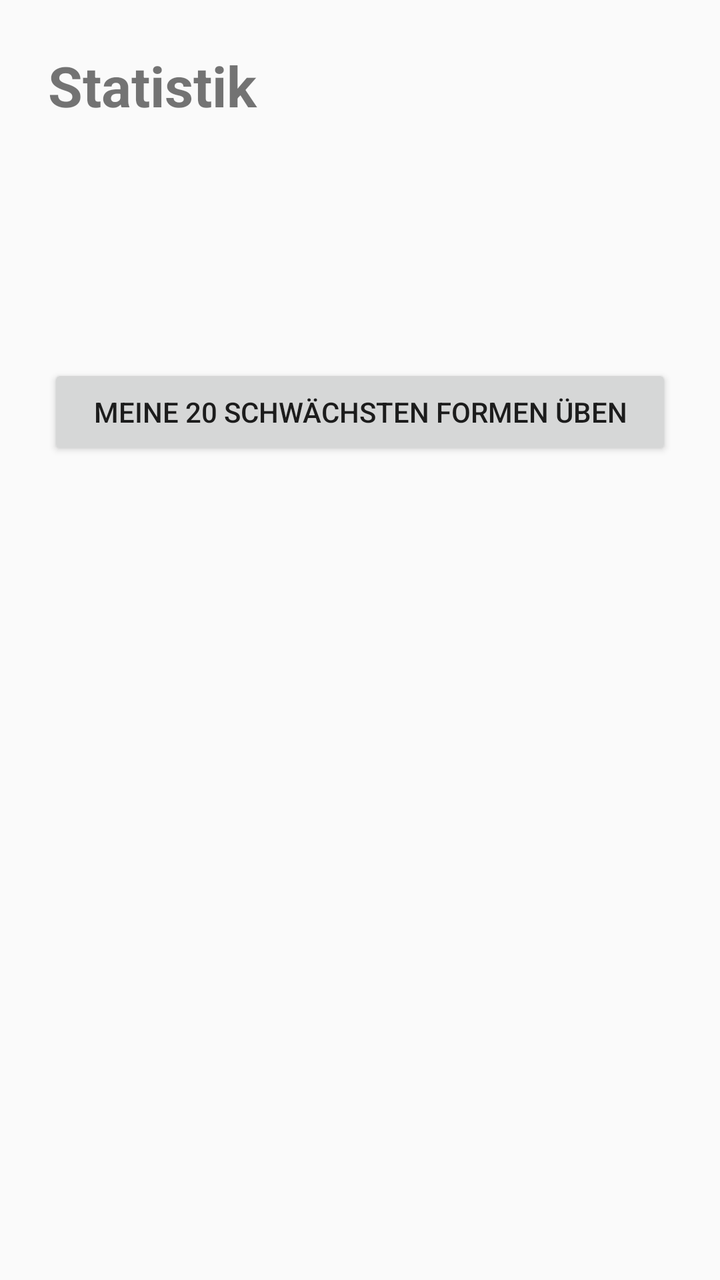
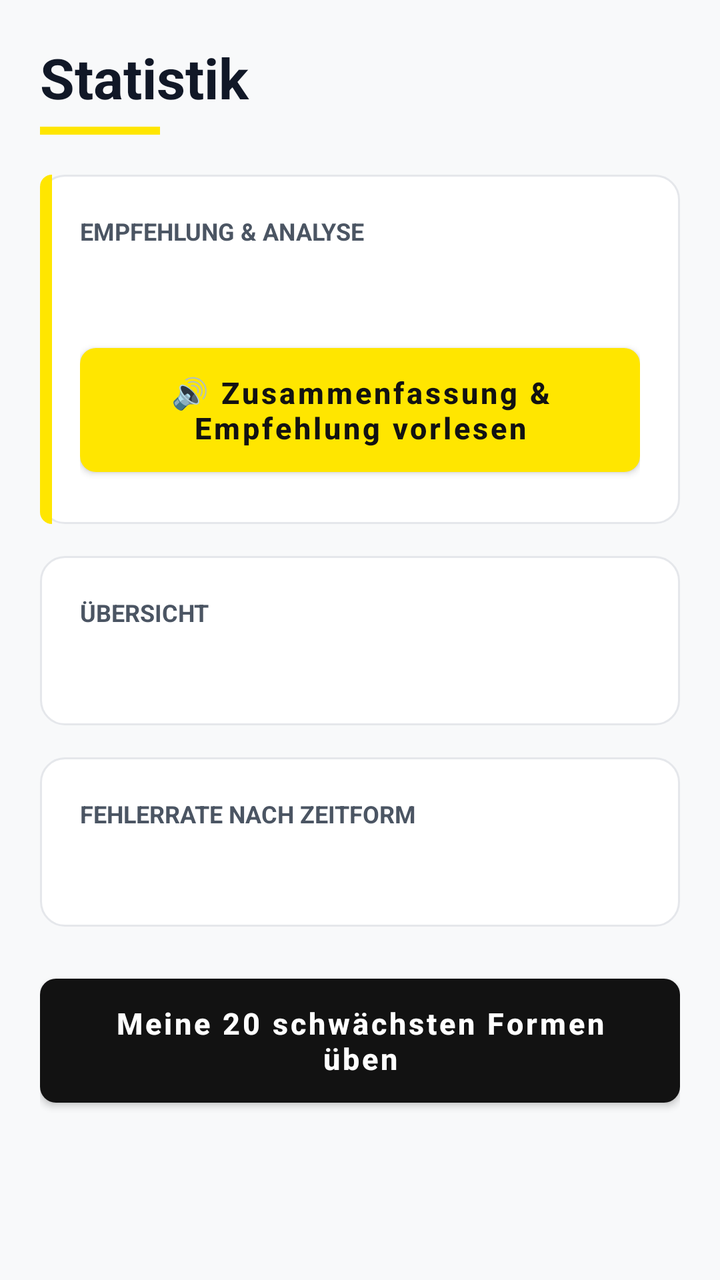

Before-and-after screenshots of an Android layout around one commit, followed by the original layout XML and the change that was made.
<!-- AndroidManifest.xml: application theme Theme.VerbesFrancais -->
<!-- res/layout/activity_stats.xml -->
<?xml version="1.0" encoding="utf-8"?>
<ScrollView xmlns:android="http://schemas.android.com/apk/res/android"
    android:layout_width="match_parent"
    android:layout_height="match_parent"
    android:fillViewport="true"
    android:fitsSystemWindows="true">

    <LinearLayout
        android:layout_width="match_parent"
        android:layout_height="wrap_content"
        android:orientation="vertical"
        android:padding="24dp">

        <TextView
            android:layout_width="match_parent"
            android:layout_height="wrap_content"
            android:text="Statistik"
            android:textSize="28sp"
            android:textStyle="bold" />

        <TextView
            android:id="@+id/textOverview"
            android:layout_width="match_parent"
            android:layout_height="wrap_content"
            android:layout_marginTop="16dp"
            android:textSize="18sp" />

        <TextView
            android:id="@+id/textTenseStats"
            android:layout_width="match_parent"
            android:layout_height="wrap_content"
            android:layout_marginTop="24dp"
            android:textSize="18sp" />

        <Button
            android:id="@+id/buttonWeakestForms"
            android:layout_width="match_parent"
            android:layout_height="wrap_content"
            android:layout_marginTop="32dp"
            android:text="Meine 20 schwächsten Formen üben" />
    </LinearLayout>
</ScrollView>
<!-- resources referenced by this layout -->
<resources>
  <style name="Theme.VerbesFrancais" parent="Theme.AppCompat.Light.DarkActionBar" />
</resources>

<!-- the commit's change to res/layout/activity_stats.xml (unified diff, before → after) -->
@@ -9,34 +9,117 @@
         android:layout_width="match_parent"
         android:layout_height="wrap_content"
         android:orientation="vertical"
-        android:padding="24dp">
+        android:padding="20dp">
 
         <TextView
             android:layout_width="match_parent"
             android:layout_height="wrap_content"
             android:text="Statistik"
+            android:textColor="@color/lemonde_text_primary"
             android:textSize="28sp"
             android:textStyle="bold" />
 
-        <TextView
-            android:id="@+id/textOverview"
+        <View
+            android:layout_width="60dp"
+            android:layout_height="4dp"
+            android:layout_marginTop="6dp"
+            android:background="@color/lemonde_yellow" />
+
+        
+        <LinearLayout
+            android:layout_width="match_parent"
+            android:layout_height="wrap_content"
+            android:layout_marginTop="20dp"
+            android:background="@drawable/bg_lemonde_card_accent"
+            android:orientation="vertical"
+            android:padding="20dp">
+
+            <TextView
+                android:layout_width="match_parent"
+                android:layout_height="wrap_content"
+                android:text="EMPFEHLUNG &amp; ANALYSE"
+                android:textColor="@color/lemonde_text_secondary"
+                android:textSize="12sp"
+                android:textStyle="bold" />
+
+            <TextView
+                android:id="@+id/textRecommendation"
+                android:layout_width="match_parent"
+                android:layout_height="wrap_content"
+                android:layout_marginTop="8dp"
+                android:lineSpacingExtra="4dp"
+                android:textColor="@color/lemonde_text_primary"
+                android:textSize="15sp" />
+
+            <Button
+                android:id="@+id/buttonSpeakRecommendation"
+                style="@style/LeMonde.Button.Accent"
+                android:layout_width="match_parent"
+                android:layout_height="wrap_content"
+                android:layout_marginTop="16dp"
+                android:text="🔊 Zusammenfassung &amp; Empfehlung vorlesen" />
+        </LinearLayout>
+
+        
+        <LinearLayout
             android:layout_width="match_parent"
             android:layout_height="wrap_content"
             android:layout_marginTop="16dp"
-            android:textSize="18sp" />
+            android:background="@drawable/bg_lemonde_card"
+            android:orientation="vertical"
+            android:padding="20dp">
 
-        <TextView
-            android:id="@+id/textTenseStats"
+            <TextView
+                android:layout_width="match_parent"
+                android:layout_height="wrap_content"
+                android:text="ÜBERSICHT"
+                android:textColor="@color/lemonde_text_secondary"
+                android:textSize="12sp"
+                android:textStyle="bold" />
+
+            <TextView
+                android:id="@+id/textOverview"
+                android:layout_width="match_parent"
+                android:layout_height="wrap_content"
+                android:layout_marginTop="8dp"
+                android:lineSpacingExtra="4dp"
+                android:textColor="@color/lemonde_text_primary"
+                android:textSize="15sp" />
+        </LinearLayout>
+
+        
+        <LinearLayout
             android:layout_width="match_parent"
             android:layout_height="wrap_content"
-            android:layout_marginTop="24dp"
-            android:textSize="18sp" />
+            android:layout_marginTop="16dp"
+            android:background="@drawable/bg_lemonde_card"
+            android:orientation="vertical"
+            android:padding="20dp">
+
+            <TextView
+                android:layout_width="match_parent"
+                android:layout_height="wrap_content"
+                android:text="FEHLERRATE NACH ZEITFORM"
+                android:textColor="@color/lemonde_text_secondary"
+                android:textSize="12sp"
+                android:textStyle="bold" />
+
+            <TextView
+                android:id="@+id/textTenseStats"
+                android:layout_width="match_parent"
+                android:layout_height="wrap_content"
+                android:layout_marginTop="8dp"
+                android:lineSpacingExtra="4dp"
+                android:textColor="@color/lemonde_text_primary"
+                android:textSize="15sp" />
+        </LinearLayout>
 
         <Button
             android:id="@+id/buttonWeakestForms"
+            style="@style/LeMonde.Button"
             android:layout_width="match_parent"
             android:layout_height="wrap_content"
-            android:layout_marginTop="32dp"
+            android:layout_marginTop="20dp"
             android:text="Meine 20 schwächsten Formen üben" />
     </LinearLayout>
 </ScrollView>
<!-- resource entries referenced after the edit -->
@@ -1,5 +1,81 @@
 <!-- resources referenced by this layout -->
 <resources>
-  <style name="Theme.VerbesFrancais" parent="Theme.AppCompat.Light.DarkActionBar" />
+  <color name="lemonde_text_primary">#111827</color>
+  <color name="lemonde_text_secondary">#4B5563</color>
+  <color name="lemonde_yellow">#FFE600</color>
+  <!-- drawable bg_lemonde_card (drawable) -->
+  <?xml version="1.0" encoding="utf-8"?>
+  <shape xmlns:android="http://schemas.android.com/apk/res/android"
+      android:shape="rectangle">
+      <solid android:color="@color/lemonde_card_bg" />
+      <stroke
+          android:width="1dp"
+          android:color="@color/lemonde_border" />
+      <corners android:radius="12dp" />
+  </shape>
+  <!-- drawable bg_lemonde_card_accent (drawable) -->
+  <?xml version="1.0" encoding="utf-8"?>
+  <layer-list xmlns:android="http://schemas.android.com/apk/res/android">
+      <item>
+          <shape android:shape="rectangle">
+              <solid android:color="@color/lemonde_card_bg" />
+              <stroke
+                  android:width="1dp"
+                  android:color="@color/lemonde_border" />
+              <corners android:radius="12dp" />
+          </shape>
+      </item>
+      <item
+          android:width="6dp"
+          android:gravity="left">
+          <shape android:shape="rectangle">
+              <solid android:color="@color/lemonde_yellow" />
+              <corners
+                  android:bottomLeftRadius="12dp"
+                  android:topLeftRadius="12dp" />
+          </shape>
+      </item>
+  </layer-list>
+  <style name="LeMonde.Button" parent="Widget.MaterialComponents.Button">
+          <item name="backgroundTint">@color/lemonde_black</item>
+          <item name="android:textColor">@color/white</item>
+          <item name="android:textAllCaps">false</item>
+          <item name="android:textSize">15sp</item>
+          <item name="android:textStyle">bold</item>
+          <item name="cornerRadius">8dp</item>
+          <item name="android:paddingTop">12dp</item>
+          <item name="android:paddingBottom">12dp</item>
+          <item name="elevation">0dp</item>
+      </style>
+  <style name="LeMonde.Button.Accent" parent="LeMonde.Button">
+          <item name="backgroundTint">@color/lemonde_yellow</item>
+          <item name="android:textColor">@color/lemonde_black</item>
+      </style>
+  <style name="Theme.VerbesFrancais" parent="Theme.MaterialComponents.DayNight.DarkActionBar">
+          
+          <item name="colorPrimary">@color/lemonde_black</item>
+          <item name="colorPrimaryVariant">@color/lemonde_dark_gray</item>
+          <item name="colorOnPrimary">@color/white</item>
+  
+          
+          <item name="colorSecondary">@color/lemonde_yellow</item>
+          <item name="colorSecondaryVariant">@color/lemonde_yellow_dark</item>
+          <item name="colorOnSecondary">@color/lemonde_black</item>
+  
+          
+          <item name="android:windowBackground">@color/lemonde_light_bg</item>
+          <item name="colorSurface">@color/lemonde_card_bg</item>
+          <item name="colorOnSurface">@color/lemonde_text_primary</item>
+  
+          
+          <item name="materialButtonStyle">@style/LeMonde.Button</item>
+      </style>
+  <color name="lemonde_card_bg">#FFFFFF</color>
+  <color name="lemonde_border">#E5E7EB</color>
+  <color name="lemonde_black">#121212</color>
+  <color name="white">#FFFFFF</color>
+  <color name="lemonde_dark_gray">#1E1E1E</color>
+  <color name="lemonde_yellow_dark">#E5CE00</color>
+  <color name="lemonde_light_bg">#F8F9FA</color>
 </resources>
 
